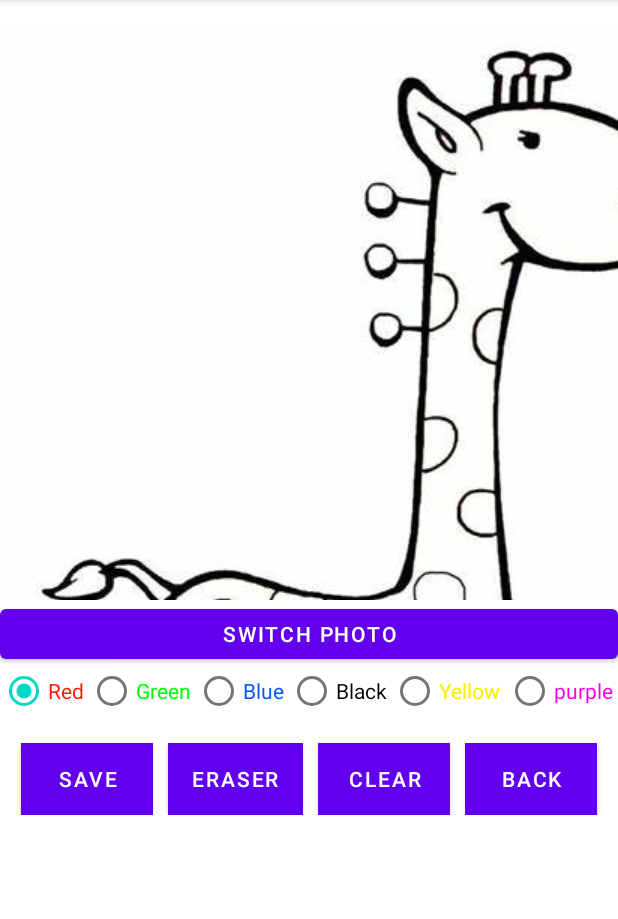
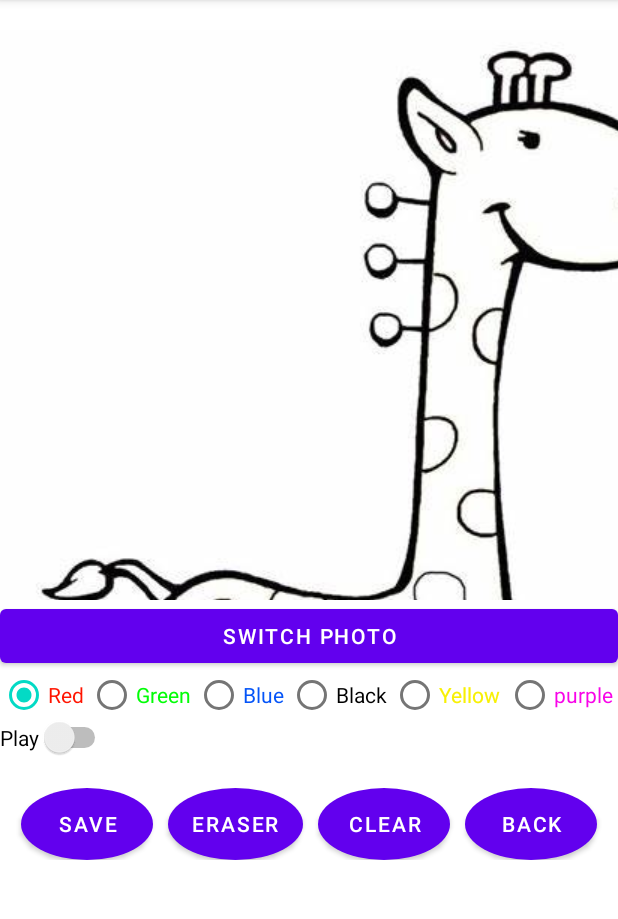
Before and after one commit to lm379/painters, an Android app: the DrawingActivity screen opened directly, with no data from a screen before it, on a phone screen of 412 x 824 dp, the part 84-1003 px from its top. Run offline under Robolectric (Android 15) with nearby library versions, the phone set to English and light mode, and no system bars.

Commit message:
修改布局

```diff
--- /dev/null
+++ b/app/src/main/res/drawable/button_shape.xml
@@ -0,0 +1,13 @@
+<?xml version="1.0" encoding="utf-8"?>
+<shape xmlns:android="http://schemas.android.com/apk/res/android"
+    android:shape="oval">
+
+    <corners android:radius="0dp" />   <!-- 设置圆角弧度 -->
+    <solid android:color="#FF7001" />   <!-- 设置背景颜色 -->
+    <size
+        android:width="40dp"
+        android:height="40dp" />
+    <stroke
+        android:width="0dp"
+        android:color="#fff" />
+</shape>
--- a/app/src/main/res/layout/activity_drawing.xml
+++ b/app/src/main/res/layout/activity_drawing.xml
@@ -1,51 +1,31 @@
 <?xml version="1.0" encoding="utf-8"?>
 <LinearLayout xmlns:android="http://schemas.android.com/apk/res/android"
-    android:orientation="vertical"
+    xmlns:tools="http://schemas.android.com/tools"
     android:layout_width="match_parent"
-    android:layout_height="match_parent">
+    android:layout_height="wrap_content"
+    android:orientation="vertical">
 
     <ImageView
         android:id="@+id/imageView"
         android:layout_width="match_parent"
         android:layout_height="380dp"
-        android:layout_marginTop="20dp"/>
+        android:layout_marginTop="20dp" />
 
-    <Button
-        android:id="@+id/switchButton"
+    <LinearLayout
         android:layout_width="match_parent"
-        android:layout_height="45dp"
-        android:text="点击切换图片" />
+        android:layout_height="wrap_content"
+        android:orientation="vertical">
 
-<!--    <LinearLayout-->
-<!--        android:orientation="horizontal"-->
-<!--        android:layout_width="match_parent"-->
-<!--        android:layout_height="wrap_content"-->
-<!--        android:gravity="center">-->
+        <Button
+            android:id="@+id/switchButton"
+            android:layout_width="match_parent"
+            android:layout_height="wrap_content"
+            android:text="@string/switchButton" />
+    </LinearLayout>
 
-<!--        <ImageButton-->
-<!--            android:id="@+id/redButton"-->
-<!--            android:layout_width="125dp"-->
-<!--            android:layout_height="25dp"-->
-<!--            android:background="@android:color/holo_red_light"-->
-<!--            android:contentDescription="Red Paint"/>-->
-
-<!--        <ImageButton-->
-<!--            android:id="@+id/greenButton"-->
-<!--            android:layout_width="125dp"-->
-<!--            android:layout_height="25dp"-->
-<!--            android:background="@android:color/holo_green_light"-->
-<!--            android:contentDescription="Green Paint"/>-->
-
-<!--        <ImageButton-->
-<!--            android:id="@+id/blueButton"-->
-<!--            android:layout_width="125dp"-->
-<!--            android:layout_height="25dp"-->
-<!--            android:background="@android:color/holo_blue_light"-->
-<!--            android:contentDescription="Blue Paint"/>-->
-<!--    </LinearLayout>-->
     <RadioGroup
         android:layout_width="match_parent"
-        android:layout_height="wrap_content"
+        android:layout_height="match_parent"
         android:orientation="horizontal">
 
         <RadioButton
@@ -53,7 +33,7 @@
             android:layout_width="wrap_content"
             android:layout_height="30dp"
             android:layout_weight="1"
-            android:text="红色"
+            android:text="@string/redButton"
             android:textColor="#FF1400" />
 
         <RadioButton
@@ -61,7 +41,7 @@
             android:layout_width="wrap_content"
             android:layout_height="30dp"
             android:layout_weight="1"
-            android:text="绿色"
+            android:text="@string/greenButton"
             android:textColor="#02FD07" />
 
         <RadioButton
@@ -69,7 +49,7 @@
             android:layout_width="wrap_content"
             android:layout_height="30dp"
             android:layout_weight="1"
-            android:text="蓝色"
+            android:text="@string/blueButton"
             android:textColor="#0454F8" />
 
         <RadioButton
@@ -77,7 +57,7 @@
             android:layout_width="wrap_content"
             android:layout_height="30dp"
             android:layout_weight="1"
-            android:text="黑色"
+            android:text="@string/blackButton"
             android:textColor="#000000" />
 
         <RadioButton
@@ -85,7 +65,7 @@
             android:layout_width="wrap_content"
             android:layout_height="30dp"
             android:layout_weight="1"
-            android:text="黄色"
+            android:text="@string/yellowButton"
             android:textColor="#F8F004" />
 
         <RadioButton
@@ -93,50 +73,59 @@
             android:layout_width="wrap_content"
             android:layout_height="30dp"
             android:layout_weight="1"
-            android:text="紫色"
+            android:text="@string/purpleButton"
             android:textColor="#F803E8" />
     </RadioGroup>
+
+    <Switch
+        android:id="@+id/playButton"
+        android:layout_width="wrap_content"
+        android:layout_height="wrap_content"
+        android:text="@string/play"
+        tools:ignore="UseSwitchCompatOrMaterialXml" />
+
     <LinearLayout
-        android:orientation="horizontal"
         android:layout_width="match_parent"
-        android:layout_height="wrap_content"
+        android:layout_height="match_parent"
+        android:layout_marginTop="20dp"
         android:gravity="center"
-        android:layout_marginTop="20dp">
+        android:orientation="horizontal">
 
         <Button
             android:id="@+id/saveButton"
             android:layout_width="wrap_content"
             android:layout_height="wrap_content"
-            android:background="#047EFD"
-            android:text="保存"
             android:layout_marginRight="10dp"
+            android:background="@drawable/button_shape"
+            android:text="@string/saveButton"
             android:textColor="#FFFFFF" />
 
         <Button
             android:id="@+id/eraserButton"
             android:layout_width="wrap_content"
             android:layout_height="wrap_content"
-            android:background="#047EFD"
             android:layout_marginRight="10dp"
-            android:text="擦除"
+            android:background="@drawable/button_shape"
+            android:text="@string/eraserButton"
             android:textColor="#FFFFFF" />
 
         <Button
             android:id="@+id/deleteButton"
             android:layout_width="wrap_content"
             android:layout_height="wrap_content"
-            android:background="#047EFD"
             android:layout_marginRight="10dp"
-            android:textColor="#FFFFFF"
-            android:text="删除" />
+            android:background="@drawable/button_shape"
+            android:text="@string/deleteButton"
+            android:textColor="#FFFFFF" />
 
         <Button
             android:id="@+id/returnButton"
             android:layout_width="wrap_content"
             android:layout_height="wrap_content"
-            android:background="#047EFD"
-            android:textColor="#FFFFFF"
-            android:text="返回" />
+            android:background="@drawable/button_shape"
+            android:text="@string/returnButton"
+            android:textColor="#FFFFFF" />
+
     </LinearLayout>
 
 </LinearLayout>
--- a/app/src/main/res/values/strings.xml
+++ b/app/src/main/res/values/strings.xml
@@ -15,4 +15,7 @@
     <string name="yellowButton">Yellow</string>
     <string name="blackButton">Black</string>
     <string name="eraserButton">Eraser</string>
+    <string name="drawing">drawing</string>
+    <string name="pause">Pause</string>
+    <string name="play">Play</string>
 </resources>
```
Also changed, not shown: 2 other files.
